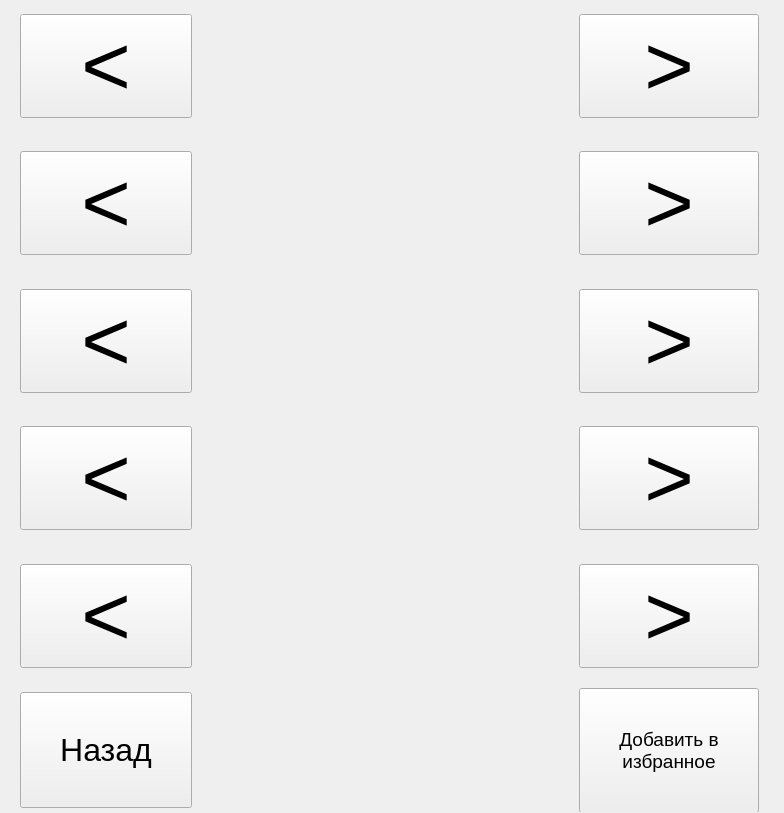
This is styles_ui/old money.ui in yonglore/item-collector as Qt 5 draws it before an edit. The edited form follows.
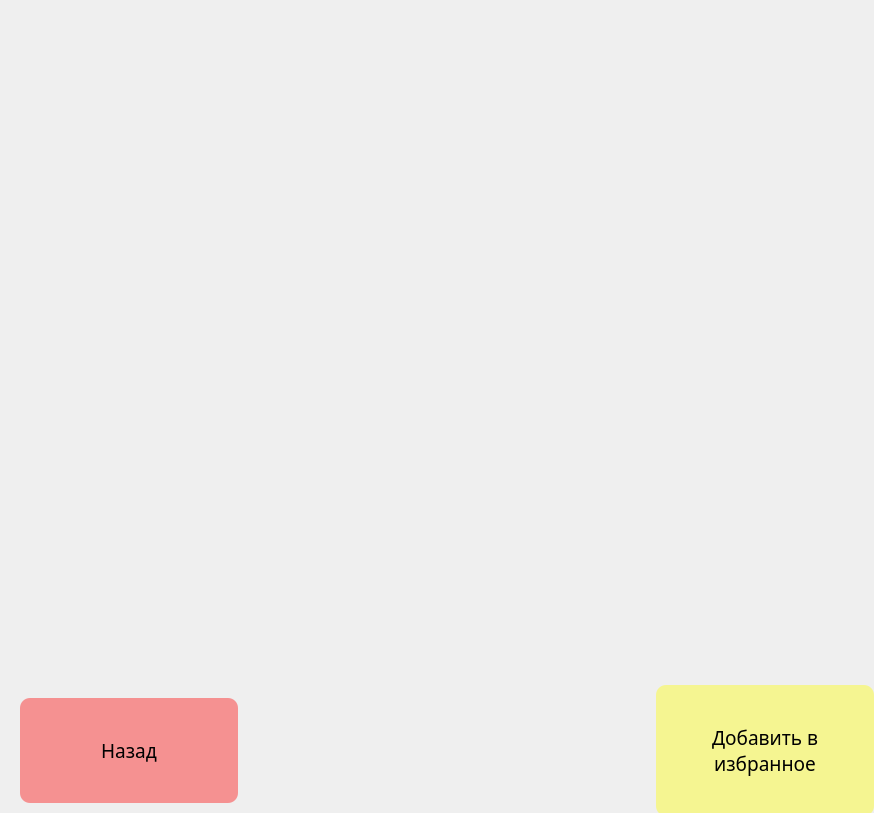
This is the edited form.

```diff
--- a/styles_ui/old money.ui
+++ b/styles_ui/old money.ui
@@ -6,7 +6,7 @@
    <rect>
     <x>0</x>
     <y>0</y>
-    <width>784</width>
+    <width>874</width>
     <height>813</height>
    </rect>
   </property>
@@ -18,8 +18,8 @@
     <rect>
      <x>20</x>
      <y>0</y>
-     <width>739</width>
-     <height>812</height>
+     <width>854</width>
+     <height>816</height>
     </rect>
    </property>
    <property name="font">
@@ -38,8 +38,19 @@
         <pointsize>64</pointsize>
        </font>
       </property>
+      <property name="styleSheet">
+       <string notr="true">padding: 25;
+outline: none;
+border: none;</string>
+      </property>
       <property name="text">
-       <string>&gt;</string>
+       <string/>
+      </property>
+      <property name="iconSize">
+       <size>
+        <width>300</width>
+        <height>300</height>
+       </size>
       </property>
      </widget>
     </item>
@@ -73,8 +84,19 @@
         <pointsize>64</pointsize>
        </font>
       </property>
+      <property name="styleSheet">
+       <string notr="true">padding: 25;
+outline: none;
+border: none;</string>
+      </property>
       <property name="text">
-       <string>&gt;</string>
+       <string/>
+      </property>
+      <property name="iconSize">
+       <size>
+        <width>300</width>
+        <height>300</height>
+       </size>
       </property>
      </widget>
     </item>
@@ -85,8 +107,19 @@
         <pointsize>64</pointsize>
        </font>
       </property>
+      <property name="styleSheet">
+       <string notr="true">padding: 25;
+outline: none;
+border: none;</string>
+      </property>
       <property name="text">
-       <string>&lt;</string>
+       <string/>
+      </property>
+      <property name="iconSize">
+       <size>
+        <width>300</width>
+        <height>300</height>
+       </size>
       </property>
      </widget>
     </item>
@@ -97,8 +130,19 @@
         <pointsize>64</pointsize>
        </font>
       </property>
+      <property name="styleSheet">
+       <string notr="true">padding: 25;
+outline: none;
+border: none;</string>
+      </property>
       <property name="text">
-       <string>&lt;</string>
+       <string/>
+      </property>
+      <property name="iconSize">
+       <size>
+        <width>300</width>
+        <height>300</height>
+       </size>
       </property>
      </widget>
     </item>
@@ -109,8 +153,19 @@
         <pointsize>64</pointsize>
        </font>
       </property>
+      <property name="styleSheet">
+       <string notr="true">padding: 25;
+outline: none;
+border: none;</string>
+      </property>
       <property name="text">
-       <string>&lt;</string>
+       <string/>
+      </property>
+      <property name="iconSize">
+       <size>
+        <width>300</width>
+        <height>300</height>
+       </size>
       </property>
      </widget>
     </item>
@@ -121,8 +176,19 @@
         <pointsize>64</pointsize>
        </font>
       </property>
+      <property name="styleSheet">
+       <string notr="true">padding: 25;
+outline: none;
+border: none;</string>
+      </property>
       <property name="text">
-       <string>&lt;</string>
+       <string/>
+      </property>
+      <property name="iconSize">
+       <size>
+        <width>300</width>
+        <height>300</height>
+       </size>
       </property>
      </widget>
     </item>
@@ -162,8 +228,19 @@
         <pointsize>64</pointsize>
        </font>
       </property>
+      <property name="styleSheet">
+       <string notr="true">padding: 25;
+outline: none;
+border: none;</string>
+      </property>
       <property name="text">
-       <string>&lt;</string>
+       <string/>
+      </property>
+      <property name="iconSize">
+       <size>
+        <width>300</width>
+        <height>300</height>
+       </size>
       </property>
      </widget>
     </item>
@@ -174,8 +251,19 @@
         <pointsize>64</pointsize>
        </font>
       </property>
+      <property name="styleSheet">
+       <string notr="true">padding: 25;
+outline: none;
+border: none;</string>
+      </property>
       <property name="text">
-       <string>&gt;</string>
+       <string/>
+      </property>
+      <property name="iconSize">
+       <size>
+        <width>300</width>
+        <height>300</height>
+       </size>
       </property>
      </widget>
     </item>
@@ -209,8 +297,19 @@
         <pointsize>64</pointsize>
        </font>
       </property>
+      <property name="styleSheet">
+       <string notr="true">padding: 25;
+outline: none;
+border: none;</string>
+      </property>
       <property name="text">
-       <string>&gt;</string>
+       <string/>
+      </property>
+      <property name="iconSize">
+       <size>
+        <width>300</width>
+        <height>300</height>
+       </size>
       </property>
      </widget>
     </item>
@@ -221,8 +320,19 @@
         <pointsize>64</pointsize>
        </font>
       </property>
+      <property name="styleSheet">
+       <string notr="true">padding: 25;
+outline: none;
+border: none;</string>
+      </property>
       <property name="text">
-       <string>&gt;</string>
+       <string/>
+      </property>
+      <property name="iconSize">
+       <size>
+        <width>300</width>
+        <height>300</height>
+       </size>
       </property>
      </widget>
     </item>
@@ -282,11 +392,21 @@
      <widget class="QPushButton" name="favourites">
       <property name="font">
        <font>
+        <family>Rockwell</family>
         <pointsize>14</pointsize>
        </font>
       </property>
       <property name="styleSheet">
-       <string notr="true">padding: none;</string>
+       <string notr="true">QPushButton{
+padding: none;
+border: transparent solid;
+background-color: rgba(255, 255, 0,100);
+border-radius: 10%;
+
+}
+QPushButton:hover{
+background-color: rgba(90,90,90,100);
+}</string>
       </property>
       <property name="text">
        <string>Добавить в 
@@ -298,12 +418,21 @@
      <widget class="QPushButton" name="back">
       <property name="font">
        <font>
-        <pointsize>24</pointsize>
+        <family>Rockwell</family>
+        <pointsize>14</pointsize>
        </font>
       </property>
       <property name="styleSheet">
-       <string notr="true">padding: none;
-</string>
+       <string notr="true">QPushButton{
+padding: none;
+border: transparent solid;
+background-color: rgba(255, 0, 0,100);
+border-radius: 10%;
+
+}
+QPushButton:hover{
+background-color: rgba(90,90,90,100);
+}</string>
       </property>
       <property name="text">
        <string>Назад</string>
```
